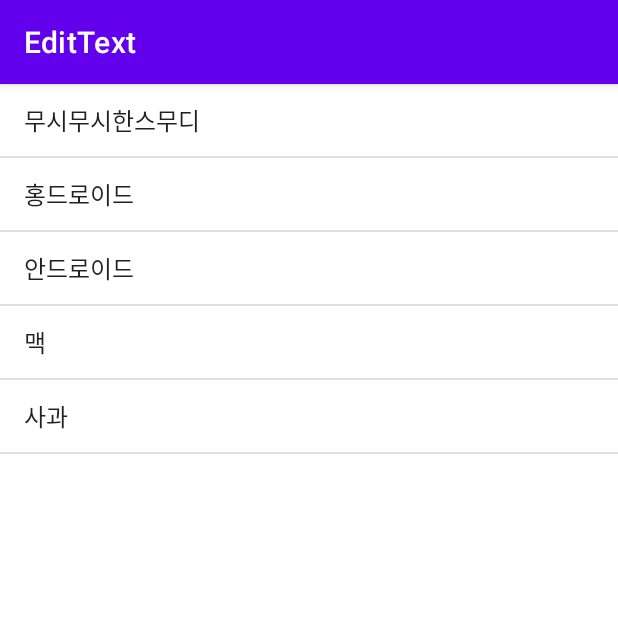
After one commit to moosimoosihan/EditText, an Android app: the ListActivity screen opened directly, with no data from a screen before it, on a phone screen of 412 x 824 dp, the top half of it. The commit adds this screen. Run offline under Robolectric (Android 15) with nearby library versions, the phone set to English and light mode, and no system bars.

Commit message:
ListView commit

```diff
--- a/app/src/main/AndroidManifest.xml
+++ b/app/src/main/AndroidManifest.xml
@@ -14,6 +14,9 @@
         android:theme="@style/Theme.EditText"
         tools:targetApi="31">
         <activity
+            android:name=".ListActivity"
+            android:exported="false" />
+        <activity
             android:name=".SubActivity"
             android:exported="false" />
         <activity
--- /dev/null
+++ b/app/src/main/java/com/example/edittext/ListActivity.java
@@ -0,0 +1,34 @@
+package com.example.edittext;
+
+import androidx.appcompat.app.AppCompatActivity;
+
+import android.os.Bundle;
+import android.widget.ArrayAdapter;
+import android.widget.ListView;
+
+import java.util.ArrayList;
+import java.util.List;
+
+public class ListActivity extends AppCompatActivity {
+
+    private ListView list;
+
+    @Override
+    protected void onCreate(Bundle savedInstanceState) {
+        super.onCreate(savedInstanceState);
+        setContentView(R.layout.activity_list);
+
+        list = (ListView)findViewById(R.id.list);
+        List<String> data = new ArrayList<>();
+        ArrayAdapter<String> adapter = new ArrayAdapter<>(this,android.R.layout.simple_list_item_1,data);
+        list.setAdapter(adapter);
+
+        data.add("무시무시한스무디");
+        data.add("홍드로이드");
+        data.add("안드로이드");
+        data.add("맥");
+        data.add("사과");
+        adapter.notifyDataSetChanged();
+
+    }
+}
--- /dev/null
+++ b/app/src/main/res/layout/activity_list.xml
@@ -0,0 +1,17 @@
+<?xml version="1.0" encoding="utf-8"?>
+<LinearLayout  xmlns:android="http://schemas.android.com/apk/res/android"
+    xmlns:app="http://schemas.android.com/apk/res-auto"
+    xmlns:tools="http://schemas.android.com/tools"
+    android:layout_width="match_parent"
+    android:layout_height="match_parent"
+    android:orientation="vertical"
+    tools:context=".ListActivity">
+
+    <ListView
+        android:id="@+id/list"
+        android:layout_width="match_parent"
+        android:layout_height="match_parent">
+
+
+    </ListView>
+</LinearLayout>
--- a/app/src/main/res/layout/activity_main.xml
+++ b/app/src/main/res/layout/activity_main.xml
@@ -42,4 +42,9 @@
         android:src="@mipmap/ic_launcher"/>
     </LinearLayout>
 
+    <Button
+        android:id="@+id/btn_move2"
+        android:layout_width="wrap_content"
+        android:layout_height="wrap_content"
+        android:text="이동2"/>
 </LinearLayout>
```
Also changed, not shown: app/src/main/java/com/example/edittext/MainActivity.java (+11 -0 lines).
